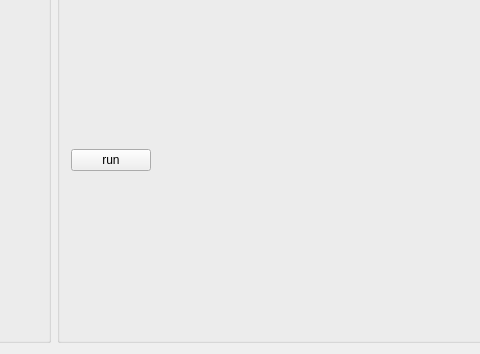
Old version of the form CMainWindow.ui in the repository clebail/clbrub; both pictures show x 488 to 968 and y 395 to 749 of the 1233 by 749 pixel window.
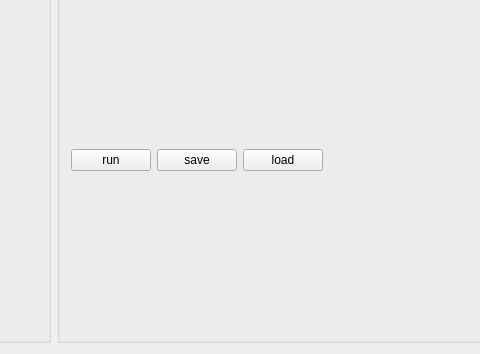
New version of the form. Custom widgets are drawn as their Qt base class.

What changed in the file:
```diff
--- a/CMainWindow.ui
+++ b/CMainWindow.ui
@@ -94,6 +94,20 @@
             </property>
            </widget>
           </item>
+          <item>
+           <widget class="QPushButton" name="pbSave">
+            <property name="text">
+             <string>save</string>
+            </property>
+           </widget>
+          </item>
+          <item>
+           <widget class="QPushButton" name="pbLoad">
+            <property name="text">
+             <string>load</string>
+            </property>
+           </widget>
+          </item>
           <item>
            <spacer name="horizontalSpacer">
             <property name="orientation">
```
